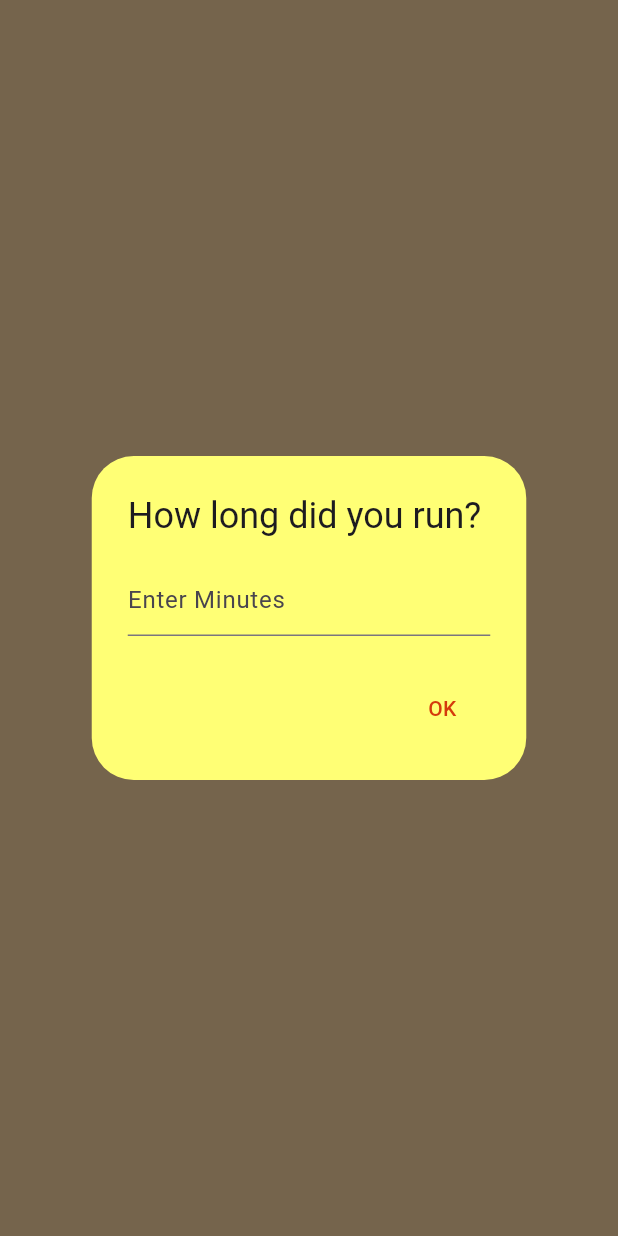
After one commit to zainab-frfr/Life360, a Flutter app: the RunningTracker screen opened by its route, after a tap on the "add chart" icon, on a phone screen of 412 x 824 dp. The commit adds this screen. Run offline on Flutter 3.47's test engine with Material 3 defaults, Android fonts, the phone set to English and light mode, and no system bars; our stand-ins replace hive, hive_flutter; accounts and stored records are empty.

Commit message:
made running page

```diff
--- a/lib/home.dart
+++ b/lib/home.dart
@@ -46,7 +46,7 @@ class _MyHomePageState extends State<MyHomePage> {
                 color: Colors.black,
                 tooltip: "Running Tracker",
                 onPressed: () {
-
+                   Navigator.pushNamed(context,'/running_tracker');
                 },
               ),
             ),
--- a/lib/main.dart
+++ b/lib/main.dart
@@ -2,6 +2,7 @@ import 'package:flutter/material.dart';
 import 'package:namaz_counter/home.dart';
 import 'package:hive_flutter/hive_flutter.dart';
 import 'package:namaz_counter/namaz_tracker.dart';
+import 'package:namaz_counter/running_tracker.dart';
 
 void main() async{
   //initialize the hive
@@ -30,6 +31,7 @@ class MyApp extends StatelessWidget {
       routes: {
         '/': (context) => MyHomePage(), // define the home route
         '/namaz_tracker': (context) => NamazTracker(title: 'Namaz Counter'), // define the namaz_tracker route
+        '/running_tracker': (context) => RunningTracker(),
       },
     );
   }
--- /dev/null
+++ b/lib/running_tracker.dart
@@ -0,0 +1,74 @@
+import 'package:flutter/material.dart';
+
+class RunningTracker extends StatefulWidget {
+  const RunningTracker({super.key});
+
+  @override
+  State<RunningTracker> createState() => _RunningTrackerState();
+}
+
+class _RunningTrackerState extends State<RunningTracker> {
+  TextEditingController _minutesController = TextEditingController();
+
+void _pickMinutes(BuildContext context) {
+  showDialog(
+    context: context,
+    builder: (BuildContext context) {
+      return AlertDialog(
+        backgroundColor: Color.fromARGB(255, 255, 255, 117),
+        title: Text('How long did you run? '),
+        content: TextField(
+          controller: _minutesController,
+          keyboardType: TextInputType.number,
+          decoration: InputDecoration(
+            hintText: 'Enter Minutes',
+          ),
+        ),
+        actions: <Widget>[
+          TextButton(
+            child: Text(
+              'OK',
+              style:  TextStyle(
+                color: Color.fromARGB(255, 212, 59, 12)
+              ),
+            ),
+            onPressed: () {
+              if (_isValidInput(_minutesController.text)) {
+                int minutes = int.parse(_minutesController.text);
+                print('Selected Minutes: $minutes');
+                Navigator.of(context).pop(); // Close the dialog
+              } else {
+                print('Invalid input');
+              }
+            },
+          ),
+        ],
+      );
+    },
+  );
+}
+
+bool _isValidInput(String input) {
+  final RegExp regex = RegExp(r'^[0-9]+$');
+  return regex.hasMatch(input);
+}
+
+  @override
+  Widget build(BuildContext context) {
+    return Scaffold(
+      backgroundColor: Color.fromARGB(255, 255, 219, 165),
+      body: Center(child: Column(
+        mainAxisAlignment: MainAxisAlignment.center,
+        crossAxisAlignment: CrossAxisAlignment.center,
+        children: [
+          FloatingActionButton(
+            backgroundColor: Colors.orangeAccent,
+            foregroundColor: Color.fromARGB(255, 212, 59, 12),
+            onPressed: ()=>_pickMinutes( context),child: Icon(Icons.add_chart,size: 35),
+            tooltip: "Create New Record",
+          ),
+        ],
+      )),
+    );
+  }
+}
```
